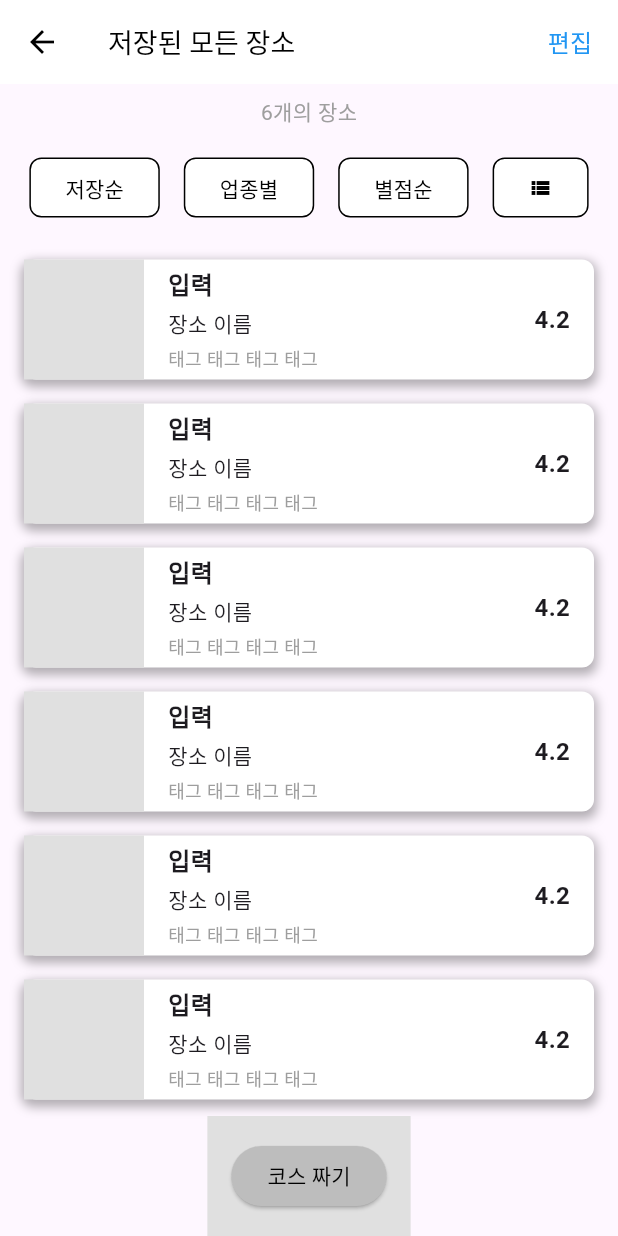
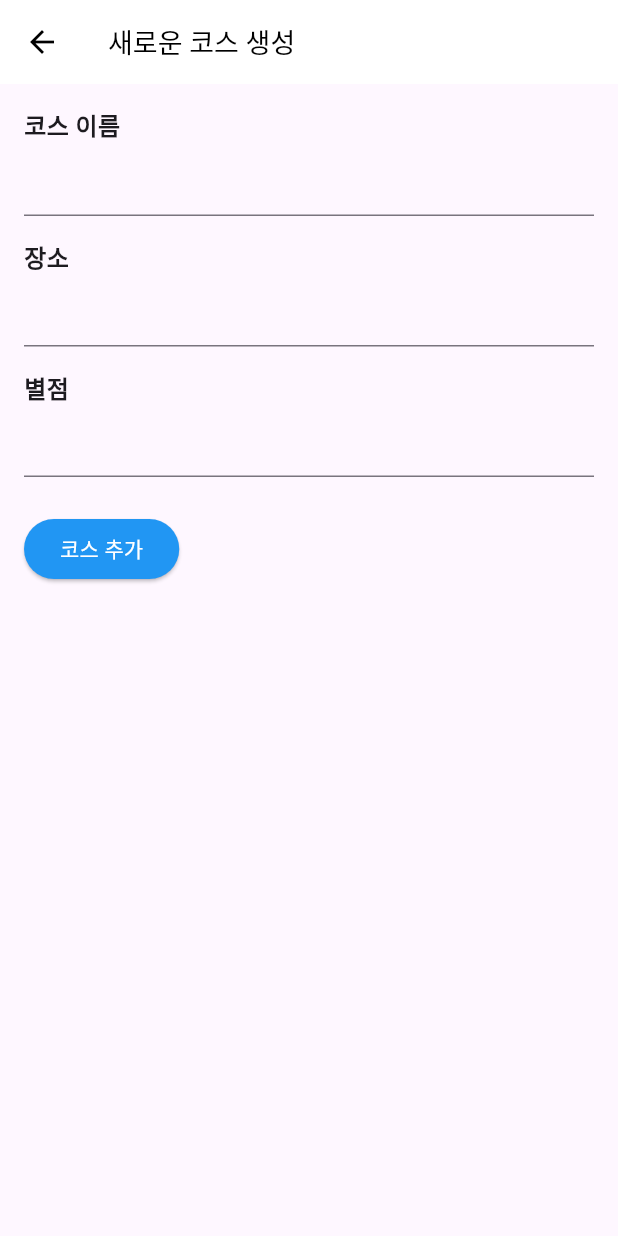
Before and after one commit to SeulHwa1/DateCourse, a Flutter app: the SavedPlacesScreen screen opened directly, after a tap on "코스 짜기", on a phone screen of 412 x 824 dp. Run offline on Flutter 3.47's test engine with Material 3 defaults, Android fonts, the phone set to English and light mode, and no system bars.

Commit message:
서랍 수정 및 메인 화면 수정

```diff
--- a/lib/main.dart
+++ b/lib/main.dart
@@ -62,7 +62,9 @@ class _AppLayoutState extends State<AppLayout> {
               ),
             )
           : null,
-      body: _bottomPages[_currentBottomIndex],
+      body: _currentBottomIndex == 0
+          ? _topPages[_currentTopIndex] // 추천피드 탭 전환 기능 추가
+          : _bottomPages[_currentBottomIndex],
       bottomNavigationBar: BottomNavigationBar(
         currentIndex: _currentBottomIndex,
         onTap: (index) {
--- /dev/null
+++ b/lib/screens/create_course_screen.dart
@@ -0,0 +1,76 @@
+import 'package:flutter/material.dart';
+
+class CreateCourseScreen extends StatefulWidget {
+  final Function(String, String, double) onCourseCreated;
+
+  const CreateCourseScreen({super.key, required this.onCourseCreated});
+
+  @override
+  State<CreateCourseScreen> createState() => _CreateCourseScreenState();
+}
+
+class _CreateCourseScreenState extends State<CreateCourseScreen> {
+  final TextEditingController _courseNameController = TextEditingController();
+  final TextEditingController _locationController = TextEditingController();
+  final TextEditingController _ratingController = TextEditingController();
+
+  @override
+  Widget build(BuildContext context) {
+    return Scaffold(
+      appBar: AppBar(
+        backgroundColor: Colors.white,
+        elevation: 0,
+        leading: IconButton(
+          icon: const Icon(Icons.arrow_back, color: Colors.black),
+          onPressed: () => Navigator.pop(context),
+        ),
+        title: const Text(
+          "새로운 코스 생성",
+          style: TextStyle(color: Colors.black, fontSize: 18),
+        ),
+      ),
+      body: Padding(
+        padding: const EdgeInsets.all(16.0),
+        child: Column(
+          crossAxisAlignment: CrossAxisAlignment.start,
+          children: [
+            const Text("코스 이름",
+                style: TextStyle(fontSize: 16, fontWeight: FontWeight.bold)),
+            TextField(controller: _courseNameController),
+            const SizedBox(height: 16),
+            const Text("장소",
+                style: TextStyle(fontSize: 16, fontWeight: FontWeight.bold)),
+            TextField(controller: _locationController),
+            const SizedBox(height: 16),
+            const Text("별점",
+                style: TextStyle(fontSize: 16, fontWeight: FontWeight.bold)),
+            TextField(
+              controller: _ratingController,
+              keyboardType: TextInputType.number,
+            ),
+            const SizedBox(height: 24),
+            ElevatedButton(
+              onPressed: () {
+                if (_courseNameController.text.isNotEmpty &&
+                    _locationController.text.isNotEmpty &&
+                    _ratingController.text.isNotEmpty) {
+                  widget.onCourseCreated(
+                    _courseNameController.text,
+                    _locationController.text,
+                    double.tryParse(_ratingController.text) ?? 0.0,
+                  );
+                  Navigator.pop(context); // 이전 화면으로 이동
+                }
+              },
+              style: ElevatedButton.styleFrom(
+                backgroundColor: Colors.blue,
+                foregroundColor: Colors.white,
+              ),
+              child: const Text("코스 추가"),
+            ),
+          ],
+        ),
+      ),
+    );
+  }
+}
--- a/lib/screens/saved_places_screen.dart
+++ b/lib/screens/saved_places_screen.dart
@@ -1,7 +1,31 @@
 import 'package:flutter/material.dart';
+import 'create_course_screen.dart';
+import 'edit_course_screen.dart';
 
-class SavedPlacesScreen extends StatelessWidget {
+class SavedPlacesScreen extends StatefulWidget {
   const SavedPlacesScreen({super.key});
+
+  @override
+  State<SavedPlacesScreen> createState() => _SavedPlacesScreenState();
+}
+
+class _SavedPlacesScreenState extends State<SavedPlacesScreen> {
+  List<Map<String, dynamic>> courses = [
+    {"name": "기존 코스 1", "location": "장소 A", "rating": 4.5},
+    {"name": "기존 코스 2", "location": "장소 B", "rating": 4.2},
+  ];
+
+  void _addCourse(String name, String location, double rating) {
+    setState(() {
+      courses.add({"name": name, "location": location, "rating": rating});
+    });
+  }
+
+  void _updateCourse(int index, String name, String location, double rating) {
+    setState(() {
+      courses[index] = {"name": name, "location": location, "rating": rating};
+    });
+  }
 
   @override
   Widget build(BuildContext context) {
@@ -19,9 +43,7 @@ class SavedPlacesScreen extends StatelessWidget {
         ),
         actions: [
           TextButton(
-            onPressed: () {
-              // 편집 기능
-            },
+            onPressed: () {},
             child: const Text(
               "편집",
               style: TextStyle(color: Colors.blue, fontSize: 16),
@@ -32,30 +54,23 @@ class SavedPlacesScreen extends StatelessWidget {
       body: Column(
         children: [
           const SizedBox(height: 8),
-          const Text(
-            "6개의 장소",
-            style: TextStyle(color: Colors.grey, fontSize: 14),
+          Text(
+            "${courses.length}개의 코스",
+            style: const TextStyle(color: Colors.grey, fontSize: 14),
           ),
           const SizedBox(height: 16),
 
-          // 정렬 버튼들
-          Row(
-            mainAxisAlignment: MainAxisAlignment.center,
-            children: [
-              _buildSortButton("저장순"),
-              _buildSortButton("업종별"),
-              _buildSortButton("별점순"),
-              _buildViewToggleButton(),
-            ],
-          ),
-          const SizedBox(height: 16),
-
-          // 장소 리스트
           Expanded(
             child: ListView.builder(
-              itemCount: 6, // 장소 개수
+              itemCount: courses.length,
               itemBuilder: (context, index) {
-                return _buildPlaceItem();
+                final course = courses[index];
+                return _buildCourseItem(
+                  index,
+                  course["name"],
+                  course["location"],
+                  course["rating"],
+                );
               },
             ),
           ),
@@ -66,7 +81,14 @@ class SavedPlacesScreen extends StatelessWidget {
             color: Colors.grey[300],
             child: ElevatedButton(
               onPressed: () {
-                // 코스 짜기 기능
+                Navigator.push(
+                  context,
+                  MaterialPageRoute(
+                    builder: (context) => CreateCourseScreen(
+                      onCourseCreated: _addCourse,
+                    ),
+                  ),
+                );
               },
               style: ElevatedButton.styleFrom(
                 backgroundColor: Colors.grey[400],
@@ -80,53 +102,32 @@ class SavedPlacesScreen extends StatelessWidget {
     );
   }
 
-  Widget _buildSortButton(String title) {
-    return Container(
-      margin: const EdgeInsets.symmetric(horizontal: 8),
-      child: ElevatedButton(
-        onPressed: () {},
-        style: ElevatedButton.styleFrom(
-          backgroundColor: Colors.white,
-          foregroundColor: Colors.black,
-          elevation: 0,
-          side: const BorderSide(color: Colors.black),
-          shape: RoundedRectangleBorder(
-            borderRadius: BorderRadius.circular(8),
+  Widget _buildCourseItem(
+      int index, String name, String location, double rating) {
+    return GestureDetector(
+      onTap: () {
+        Navigator.push(
+          context,
+          MaterialPageRoute(
+            builder: (context) => EditCourseScreen(
+              courseName: name,
+              location: location,
+              rating: rating,
+              onCourseUpdated: (newName, newLocation, newRating) {
+                _updateCourse(index, newName, newLocation, newRating);
+              },
             ),
           ),
-        child: Text(title),
-      ),
         );
-  }
-
-  Widget _buildViewToggleButton() {
-    return Container(
-      margin: const EdgeInsets.symmetric(horizontal: 8),
-      child: ElevatedButton(
-        onPressed: () {},
-        style: ElevatedButton.styleFrom(
-          backgroundColor: Colors.white,
-          foregroundColor: Colors.black,
-          elevation: 0,
-          side: const BorderSide(color: Colors.black),
-          shape: RoundedRectangleBorder(
-            borderRadius: BorderRadius.circular(8),
-          ),
-        ),
-        child: const Icon(Icons.view_list, size: 16),
-      ),
-    );
-  }
-
-  Widget _buildPlaceItem() {
-    return Container(
+      },
+      child: Container(
         margin: const EdgeInsets.symmetric(horizontal: 16, vertical: 8),
         decoration: BoxDecoration(
           color: Colors.white,
           borderRadius: BorderRadius.circular(8),
           boxShadow: [
             BoxShadow(
-            color: Color.fromRGBO(0, 0, 0, 0.3), // withOpacity 대신 fromRGBO 사용
+              color: Colors.black.withOpacity(0.3),
               spreadRadius: 2,
               blurRadius: 5,
               offset: const Offset(0, 3),
@@ -144,38 +145,29 @@ class SavedPlacesScreen extends StatelessWidget {
             Expanded(
               child: Column(
                 crossAxisAlignment: CrossAxisAlignment.start,
-              children: const [
+                children: [
                   Text(
-                  "입력",
-                  style: TextStyle(
+                    name,
+                    style: const TextStyle(
                       fontSize: 16,
                       fontWeight: FontWeight.bold,
                     ),
                   ),
-                SizedBox(height: 4),
+                  const SizedBox(height: 4),
+                  Text(location, style: const TextStyle(fontSize: 14)),
+                  const SizedBox(height: 4),
                   Text(
-                  "장소 이름",
-                  style: TextStyle(fontSize: 14),
+                    "별점: $rating",
+                    style: const TextStyle(
+                      fontSize: 12,
+                      color: Colors.grey,
                     ),
-                SizedBox(height: 4),
-                Text(
-                  "태그 태그 태그 태그",
-                  style: TextStyle(fontSize: 12, color: Colors.grey),
                   ),
                 ],
               ),
             ),
-          const Padding(
-            padding: EdgeInsets.all(16),
-            child: Text(
-              "4.2",
-              style: TextStyle(
-                fontSize: 16,
-                fontWeight: FontWeight.bold,
+          ],
         ),
-            ),
-          ),
-        ],
       ),
     );
   }
```
Also changed, not shown: lib/screens/drawer_screen.dart (+36 -11 lines), lib/screens/edit_course_screen.dart (added, +88 -0 lines). Lines whose indentation alone changed are shown as unchanged.
